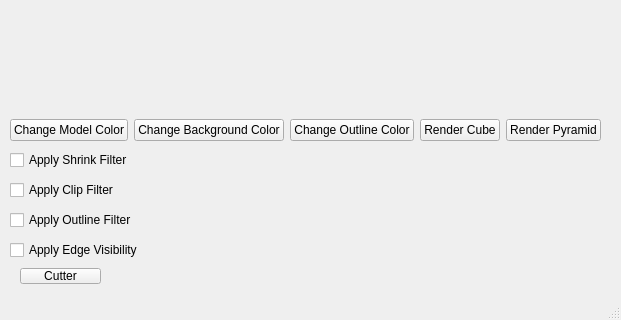
This is afolabi_ind/Exercise3/mainwindow.ui in eeyla2/2021_GROUP_25 as Qt 5 draws it before an edit; both pictures show x 0 to 621 and y 350 to 670 of the 621 by 670 pixel window. The edited form follows.
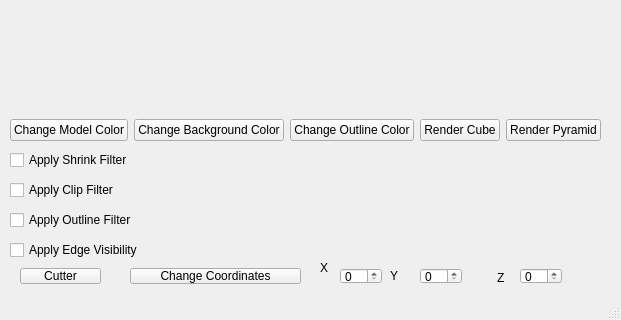
This is the edited form. Icons and pictures are not drawn. Custom widgets are drawn as their Qt base class.

Commit message: working cutter & positioning

What changed in the file:
```diff
--- a/afolabi_ind/Exercise3/mainwindow.ui
+++ b/afolabi_ind/Exercise3/mainwindow.ui
@@ -229,6 +229,88 @@
      <string>Cutter</string>
     </property>
    </widget>
+   <widget class="QPushButton" name="changePosition">
+    <property name="geometry">
+     <rect>
+      <x>130</x>
+      <y>570</y>
+      <width>171</width>
+      <height>16</height>
+     </rect>
+    </property>
+    <property name="text">
+     <string>Change Coordinates</string>
+    </property>
+   </widget>
+   <widget class="QSpinBox" name="xCoordinate">
+    <property name="geometry">
+     <rect>
+      <x>340</x>
+      <y>570</y>
+      <width>42</width>
+      <height>16</height>
+     </rect>
+    </property>
+   </widget>
+   <widget class="QSpinBox" name="yCoordinate">
+    <property name="geometry">
+     <rect>
+      <x>420</x>
+      <y>570</y>
+      <width>42</width>
+      <height>16</height>
+     </rect>
+    </property>
+   </widget>
+   <widget class="QSpinBox" name="zCoordinate">
+    <property name="geometry">
+     <rect>
+      <x>520</x>
+      <y>570</y>
+      <width>42</width>
+      <height>16</height>
+     </rect>
+    </property>
+   </widget>
+   <widget class="QLabel" name="label">
+    <property name="geometry">
+     <rect>
+      <x>320</x>
+      <y>560</y>
+      <width>20</width>
+      <height>20</height>
+     </rect>
+    </property>
+    <property name="text">
+     <string>X</string>
+    </property>
+   </widget>
+   <widget class="QLabel" name="label_2">
+    <property name="geometry">
+     <rect>
+      <x>390</x>
+      <y>570</y>
+      <width>16</width>
+      <height>16</height>
+     </rect>
+    </property>
+    <property name="text">
+     <string>Y</string>
+    </property>
+   </widget>
+   <widget class="QLabel" name="label_3">
+    <property name="geometry">
+     <rect>
+      <x>497</x>
+      <y>570</y>
+      <width>20</width>
+      <height>20</height>
+     </rect>
+    </property>
+    <property name="text">
+     <string>Z</string>
+    </property>
+   </widget>
   </widget>
   <widget class="QMenuBar" name="menubar">
    <property name="geometry">
```
The commit also changes 2 other files.
